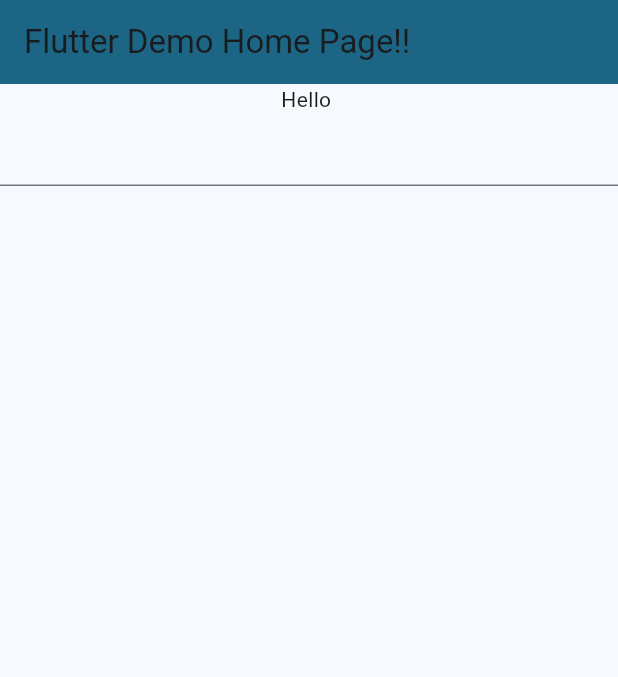
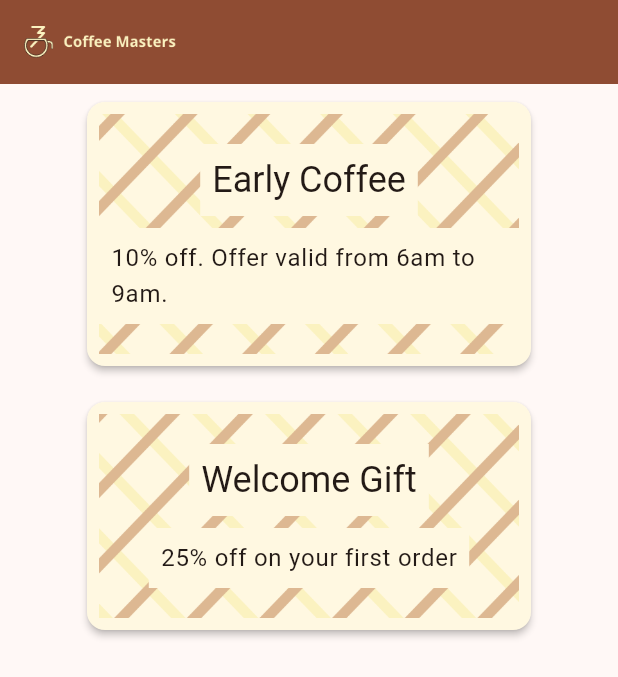
Before and after one commit to ZakBrinlee/FEM-Mobile-Development, a Flutter app: the screen it shows after launch, on a phone screen of 412 x 824 dp. Shown: the top 677 px of the screen. Run offline on Flutter 3.47's test engine with Material 3 defaults, Android fonts, the phone set to English and light mode, and no system bars.

Commit message:
offerspage completed and assets moved

```diff
--- a/Cross-Platform Mobile Apps with Flutter/coffee_masters_zak/lib/main.dart
+++ b/Cross-Platform Mobile Apps with Flutter/coffee_masters_zak/lib/main.dart
@@ -1,3 +1,4 @@
+import 'package:coffee_masters_zak/offerspage.dart';
 import 'package:flutter/material.dart';
 
 void main() {
@@ -36,21 +37,19 @@
   @override
   Widget build(BuildContext context) {
     return MaterialApp(
-      title: 'Flutter Demo',
+      title: 'Coffee Masters',
       theme: ThemeData(
-        primaryColor: Colors.lightBlueAccent,
-        colorScheme: ColorScheme.fromSeed(seedColor: Colors.lightBlueAccent),
+        primaryColor: Colors.brown,
+        colorScheme: ColorScheme.fromSeed(seedColor: Colors.brown),
         useMaterial3: true,
       ),
-      home: const MyHomePage(title: 'Flutter Demo Home Page!!'),
+      home: const MyHomePage(),
     );
   }
 }
 
 class MyHomePage extends StatefulWidget {
-  const MyHomePage({super.key, required this.title});
-
-  final String title;
+  const MyHomePage({super.key});
 
   @override
   State<MyHomePage> createState() => _MyHomePageState();
@@ -61,11 +60,11 @@
   Widget build(BuildContext context) {
     return Scaffold(
         appBar: AppBar(
-          title: Text(widget.title),
+          title: const Image(image: AssetImage('images/logo.png')),
           backgroundColor: Theme.of(context).colorScheme.primary,
         ),
         body: const Center(
-          child: Greet(),
+          child: OffersPage(),
         ));
   }
 }
--- /dev/null
+++ b/Cross-Platform Mobile Apps with Flutter/coffee_masters_zak/lib/offerspage.dart
@@ -0,0 +1,80 @@
+import 'package:flutter/material.dart';
+
+class OffersPage extends StatelessWidget {
+  const OffersPage({Key? key}) : super(key: key);
+
+  @override
+  Widget build(BuildContext context) {
+    return const SizedBox(
+      width: double.infinity,
+      child: Column(children: [
+        Offer(
+            title: "Early Coffee",
+            description: "10% off. Offer valid from 6am to 9am."),
+        Offer(title: "Welcome Gift", description: "25% off on your first order")
+      ]),
+    );
+  }
+}
+
+class Offer extends StatelessWidget {
+  final String title;
+  final String description;
+
+  const Offer({Key? key, required this.title, required this.description})
+      : super(key: key);
+
+  @override
+  Widget build(BuildContext context) {
+    return SizedBox(
+      width: 320,
+      child: Padding(
+        padding: const EdgeInsets.all(8.0),
+        child: Card(
+          elevation: 2,
+          color: Colors.amber.shade50,
+          child: Padding(
+            padding: const EdgeInsets.all(8.0),
+            child: Container(
+              decoration: const BoxDecoration(
+                image: DecorationImage(
+                  image: AssetImage("images/background.png"),
+                  fit: BoxFit.cover,
+                ),
+              ),
+              child: Padding(
+                padding: const EdgeInsets.only(top: 20, bottom: 20),
+                child: Column(
+                  crossAxisAlignment: CrossAxisAlignment.stretch,
+                  children: [
+                    Center(
+                        child: Container(
+                      color: Colors.amber.shade50,
+                      child: Padding(
+                        padding: const EdgeInsets.all(8.0),
+                        child: Text(title,
+                            style: Theme.of(context).textTheme.headlineSmall),
+                      ),
+                    )),
+                    Center(
+                        child: Padding(
+                      padding: const EdgeInsets.only(top: 8.0),
+                      child: Container(
+                        color: Colors.amber.shade50,
+                        child: Padding(
+                          padding: const EdgeInsets.all(8.0),
+                          child: Text(description,
+                              style: Theme.of(context).textTheme.bodyLarge),
+                        ),
+                      ),
+                    ))
+                  ],
+                ),
+              ),
+            ),
+          ),
+        ),
+      ),
+    );
+  }
+}
```
Also changed, not shown: Cross-Platform Mobile Apps with Flutter/coffee_masters_zak/pubspec.yaml (+4 -3 lines), Cross-Platform Mobile Apps with Flutter/coffee_masters_zak/images/2.0x/background.png (renamed from Cross-Platform Mobile Apps with Flutter/workshot-assets/assets/2.0x/background.png), Cross-Platform Mobile Apps with Flutter/coffee_masters_zak/images/2.0x/logo.png (renamed from Cross-Platform Mobile Apps with Flutter/workshot-assets/assets/2.0x/logo.png), Cross-Platform Mobile Apps with Flutter/coffee_masters_zak/images/3.0x/background.png (renamed from Cross-Platform Mobile Apps with Flutter/workshot-assets/assets/3.0x/background.png), Cross-Platform Mobile Apps with Flutter/coffee_masters_zak/images/3.0x/logo.png (renamed from Cross-Platform Mobile Apps with Flutter/workshot-assets/assets/3.0x/logo.png), Cross-Platform Mobile Apps with Flutter/coffee_masters_zak/images/4.0x/background.png (renamed from Cross-Platform Mobile Apps with Flutter/workshot-assets/assets/4.0x/background.png), Cross-Platform Mobile Apps with Flutter/coffee_masters_zak/images/4.0x/logo.png (renamed from Cross-Platform Mobile Apps with Flutter/workshot-assets/assets/4.0x/logo.png), Cross-Platform Mobile Apps with Flutter/coffee_masters_zak/images/background.png (renamed from Cross-Platform Mobile Apps with Flutter/workshot-assets/assets/background.png), Cross-Platform Mobile Apps with Flutter/coffee_masters_zak/images/black_coffee.png (renamed from Cross-Platform Mobile Apps with Flutter/workshot-assets/assets/black_coffee.png), Cross-Platform Mobile Apps with Flutter/coffee_masters_zak/images/logo.png (renamed from Cross-Platform Mobile Apps with Flutter/workshot-assets/assets/logo.png).
